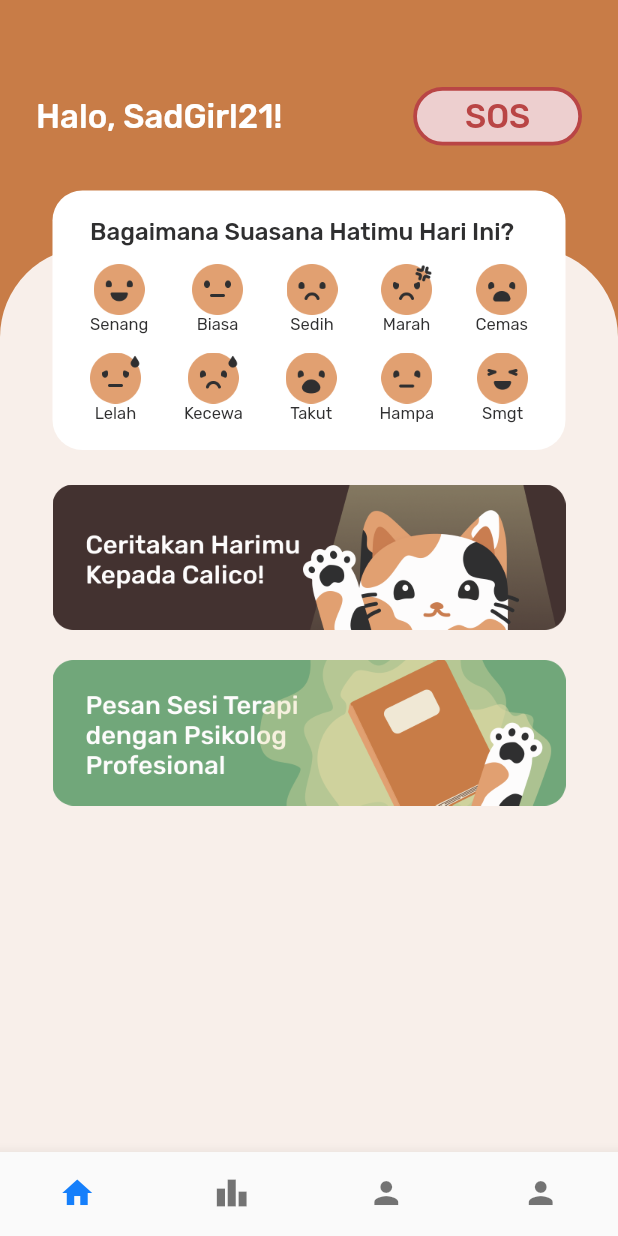
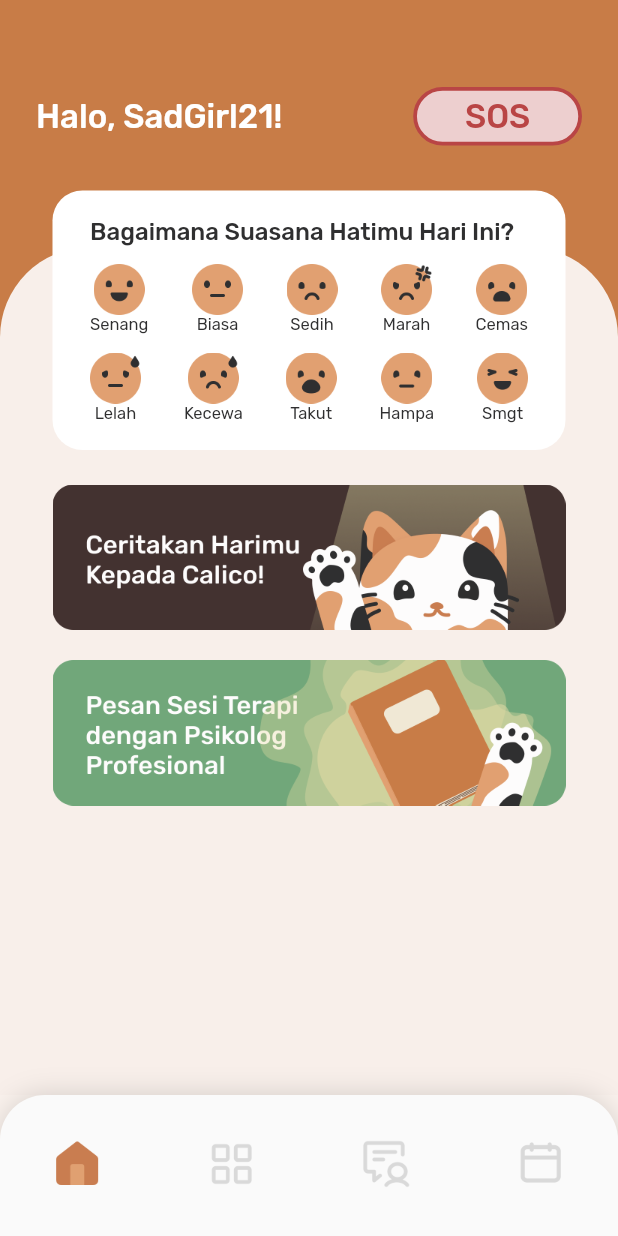
Before and after one commit to Zem-Jos/calico, a Flutter app: the screen it shows once a user with an empty profile is signed in, on a phone screen of 412 x 824 dp. Run offline on Flutter 3.47's test engine with Material 2 defaults, Android fonts, the phone set to English and light mode, and no system bars; our stand-ins replace cloud_firestore, firebase_auth, firebase_core, get, google_fonts; accounts and stored records are empty.

Commit message:
Create custom navbar

```diff
--- a/lib/controllers/navigation_controller.dart
+++ b/lib/controllers/navigation_controller.dart
@@ -10,6 +10,7 @@ class BottomNavigationController extends GetxController {
     selectedIndex.value = index;
     if (selectedIndex == 2) {
       Get.to(ChatScreen());
+      selectedIndex = 0.obs;
     }
   }
 }
--- a/lib/views/chat_screen.dart
+++ b/lib/views/chat_screen.dart
@@ -73,7 +73,7 @@ class ChatScreen extends StatelessWidget {
                     ],
                   ),
                   Image.asset(
-                    'assets/images/sound_on.png',
+                    'assets/images/icon/sound_on.png',
                     width: 40,
                   ),
                 ],
@@ -165,7 +165,7 @@ class ChatScreen extends StatelessWidget {
                         ),
                       ),
                       Image.asset(
-                        'assets/images/send_icon.png',
+                        'assets/images/icon/send_icon.png',
                         width: 45,
                       ),
                     ]),
--- a/lib/widgets/navigation_bar.dart
+++ b/lib/widgets/navigation_bar.dart
@@ -21,30 +21,66 @@ class NavigationPage extends StatelessWidget {
   @override
   Widget build(BuildContext context) {
     return Scaffold(
+      backgroundColor: Color(0xffFAF2ED),
       body: Obx(
         () => IndexedStack(
           index: bottomNavigationController.selectedIndex.value,
           children: screen,
         ),
       ),
-      bottomNavigationBar: Obx(
-        () => BottomNavigationBar(
+      bottomNavigationBar: Container(
+        decoration: BoxDecoration(
+          borderRadius: BorderRadius.only(
+              topRight: Radius.circular(30), topLeft: Radius.circular(30)),
+          boxShadow: [
+            BoxShadow(
+                color: Color(0x26000000), spreadRadius: 0, blurRadius: 15),
+          ],
+        ),
+        child: ClipRRect(
+          borderRadius: BorderRadius.only(
+            topLeft: Radius.circular(30.0),
+            topRight: Radius.circular(30.0),
+          ),
+          child: Obx(
+            () => SizedBox(
+              height: 94,
+              child: BottomNavigationBar(
+                elevation: 0.0,
                 type: BottomNavigationBarType.fixed,
-          items: const <BottomNavigationBarItem>[
+                items: <BottomNavigationBarItem>[
                   BottomNavigationBarItem(
-              icon: Icon(Icons.home),
+                    icon: Image.asset(
+                      'assets/images/icon/home.png',
+                      width: 32,
+                    ),
+                    activeIcon: Image.asset(
+                      'assets/images/icon/home_active.png',
+                      width: 32,
+                    ),
                     label: 'Home',
                   ),
                   BottomNavigationBarItem(
-              icon: Icon(Icons.leaderboard),
+                    icon: Image.asset('assets/images/icon/activities.png',
+                        width: 32),
+                    activeIcon: Image.asset(
+                        'assets/images/icon/activities_active.png',
+                        width: 32),
                     label: 'Activity',
                   ),
                   BottomNavigationBarItem(
-              icon: Icon(Icons.person),
+                    icon: Image.asset('assets/images/icon/chat.png', width: 32),
+                    activeIcon: Image.asset(
+                        'assets/images/icon/chat_active.png',
+                        width: 32),
                     label: 'Chat',
                   ),
                   BottomNavigationBarItem(
-              icon: Icon(Icons.person),
+                    icon: Image.asset('assets/images/icon/calendar.png',
+                        width: 32),
+                    activeIcon: Image.asset(
+                        'assets/images/icon/calendar_active.png',
+                        width: 32),
                     label: 'Calendar',
                   ),
                 ],
@@ -55,6 +91,9 @@ class NavigationPage extends StatelessWidget {
                 onTap: (index) => bottomNavigationController.changeIndex(index),
               ),
             ),
+          ),
+        ),
+      ),
     );
   }
 }
--- a/pubspec.yaml
+++ b/pubspec.yaml
@@ -26,3 +26,4 @@ flutter:
     - assets/images/
     - assets/images/mood/
     - assets/images/nav/
+    - assets/images/icon/
```
Also changed, not shown: assets/images/icon/activities.png (added), assets/images/icon/activities_active.png (added), assets/images/icon/calendar.png (added), assets/images/icon/calendar_active.png (added), assets/images/icon/chat.png (added), assets/images/icon/chat_active.png (added), assets/images/icon/home.png (added), assets/images/icon/home_active.png (added), assets/images/icon/send_icon.png (renamed from assets/images/send_icon.png), assets/images/icon/sound_on.png (renamed from assets/images/sound_on.png). Lines whose indentation alone changed are shown as unchanged.
